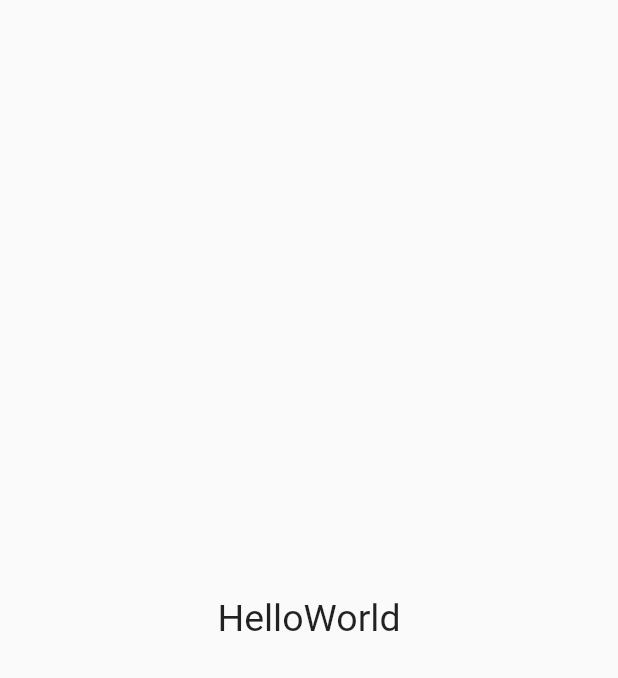
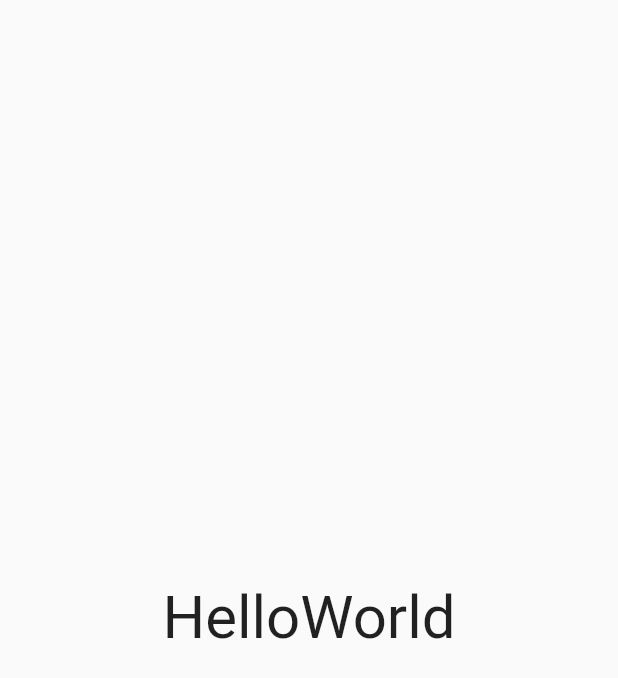
Before and after one commit to Adam-Ghazy/Project-minggu1-wppb, a Flutter app: the screen it shows after launch, on a phone screen of 412 x 824 dp. Shown: the top 678 px of the screen. Run offline on Flutter 3.47's test engine with Material 2 defaults, Android fonts, the phone set to English and light mode, and no system bars.

Commit message:
first commit

```diff
--- a/lib/main.dart
+++ b/lib/main.dart
@@ -17,7 +17,7 @@ class MyApp extends StatelessWidget {
           child: Text(
             'HelloWorld',
             style: TextStyle(
-              fontSize: 25,
+              fontSize: 40,
             ),
           ),
         ),
```
